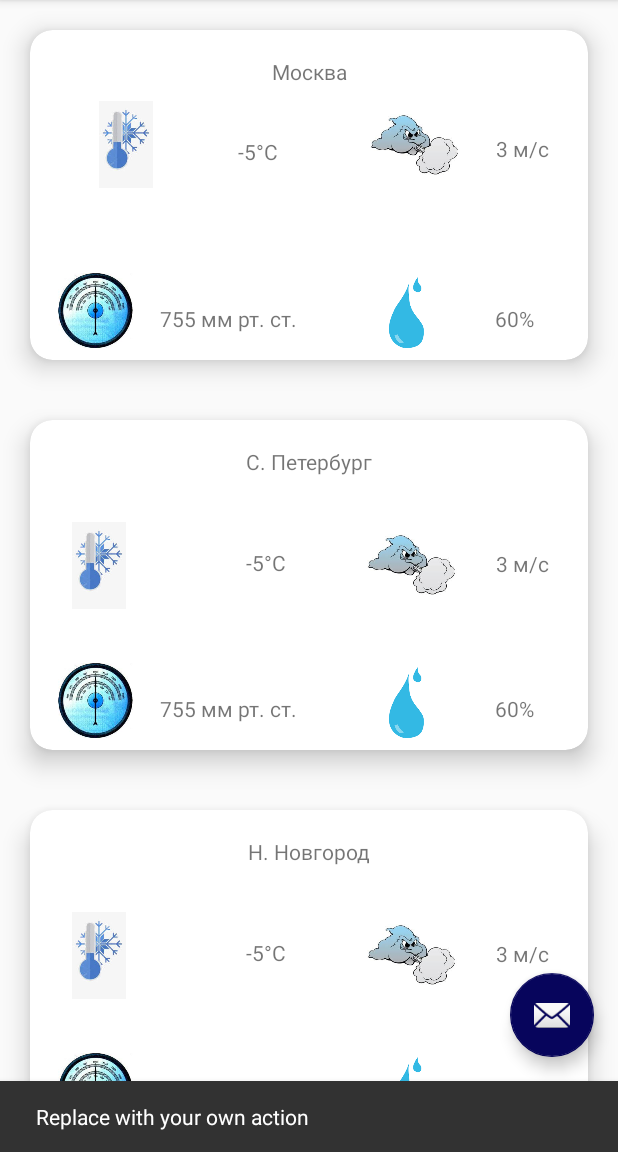
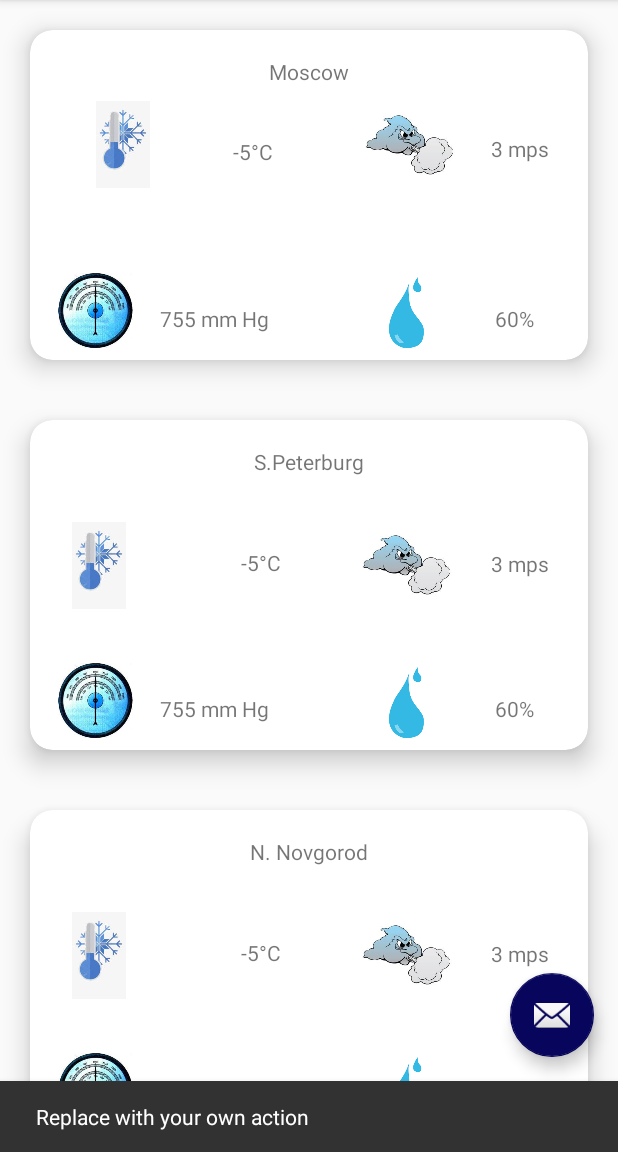
Before and after one commit to SerzhBelik/Android_lvl_2, an Android app: the screen it shows after launch (MainActivity), after a tap on an icon or button, on a phone screen of 412 x 824 dp, the part 84-1236 px from its top. Run offline under Robolectric (Android 15) with nearby library versions, the phone set to English and light mode, and no system bars.

Commit message:
ДЗ №1 добавлен русский язык

```diff
--- a/app/src/main/java/com/example/belikov/myapplication/MainActivity.java
+++ b/app/src/main/java/com/example/belikov/myapplication/MainActivity.java
@@ -1,5 +1,7 @@
 package com.example.belikov.myapplication;
 
+import android.content.Intent;
+import android.content.res.Configuration;
 import android.os.Bundle;
 import android.support.design.widget.FloatingActionButton;
 import android.support.design.widget.Snackbar;
@@ -14,8 +16,12 @@ import android.view.Menu;
 import android.view.MenuItem;
 import android.widget.Toast;
 
+import java.util.Locale;
+
 public class MainActivity extends AppCompatActivity
         implements NavigationView.OnNavigationItemSelectedListener {
+
+    private Locale locale;
 
     @Override
     protected void onCreate(Bundle savedInstanceState) {
@@ -76,7 +82,11 @@ public class MainActivity extends AppCompatActivity
 
         if (id == R.id.lang) {
             Toast.makeText(this, "lang", Toast.LENGTH_SHORT).show();
-            //FIXME
+            if (Locale.getDefault().getLanguage().equals("en")){
+                setLocale("ru");
+            } else setLocale("en");
+            startActivityForResult(new Intent(this, MainActivity.class), 0);
+
             return true;
         }
 
@@ -108,4 +118,12 @@ public class MainActivity extends AppCompatActivity
         Toast.makeText(this, "avatar", Toast.LENGTH_SHORT).show();
         //FIXME
     }
+
+    private void setLocale(String lang){
+        locale = new Locale(lang);
+        Locale.setDefault(locale);
+        Configuration configuration = new Configuration();
+        configuration.locale = locale;
+        getBaseContext().getResources().updateConfiguration(configuration, null);
+    }
 }
--- a/app/src/main/res/layout/content_main.xml
+++ b/app/src/main/res/layout/content_main.xml
@@ -44,7 +44,7 @@
                 android:layout_marginTop="8dp"
                 android:layout_marginBottom="8dp"
                 android:padding="10dp"
-                android:text="Москва"
+                android:text="@string/Moscow"
                 app:layout_constraintBottom_toTopOf="@+id/wind"
                 app:layout_constraintEnd_toEndOf="parent"
                 app:layout_constraintStart_toStartOf="parent"
@@ -93,7 +93,7 @@
                 android:layout_marginTop="59dp"
                 android:layout_marginEnd="16dp"
                 android:padding="10dp"
-                android:text="3 м/с"
+                android:text="@string/wind_val"
                 app:layout_constraintEnd_toEndOf="parent"
                 app:layout_constraintTop_toTopOf="parent" />
 
@@ -116,7 +116,7 @@
                 android:layout_marginStart="5dp"
                 android:layout_marginBottom="8dp"
                 android:padding="10dp"
-                android:text="755 мм рт. ст."
+                android:text="@string/humid_val"
                 app:layout_constraintBottom_toBottomOf="parent"
                 app:layout_constraintStart_toEndOf="@+id/press" />
 
@@ -170,7 +170,7 @@
                 android:layout_marginTop="8dp"
                 android:layout_marginBottom="8dp"
                 android:padding="10dp"
-                android:text="С. Петербург"
+                android:text="@string/Peterburg"
                 app:layout_constraintBottom_toTopOf="@+id/wind"
                 app:layout_constraintEnd_toEndOf="parent"
                 app:layout_constraintHorizontal_bias="0.501"
@@ -223,7 +223,7 @@
                 android:layout_marginTop="76dp"
                 android:layout_marginEnd="16dp"
                 android:padding="10dp"
-                android:text="3 м/с"
+                android:text="@string/wind_val"
                 app:layout_constraintEnd_toEndOf="parent"
                 app:layout_constraintTop_toTopOf="parent" />
 
@@ -246,7 +246,7 @@
                 android:layout_marginStart="5dp"
                 android:layout_marginBottom="8dp"
                 android:padding="10dp"
-                android:text="755 мм рт. ст."
+                android:text="@string/humid_val"
                 app:layout_constraintBottom_toBottomOf="parent"
                 app:layout_constraintStart_toEndOf="@+id/press" />
 
@@ -303,7 +303,7 @@
                 android:layout_marginTop="8dp"
                 android:layout_marginBottom="8dp"
                 android:padding="10dp"
-                android:text="Н. Новгород"
+                android:text="@string/NNovgorod"
                 app:layout_constraintBottom_toTopOf="@+id/wind"
                 app:layout_constraintEnd_toEndOf="parent"
                 app:layout_constraintHorizontal_bias="0.501"
@@ -356,7 +356,7 @@
                 android:layout_marginTop="76dp"
                 android:layout_marginEnd="16dp"
                 android:padding="10dp"
-                android:text="3 м/с"
+                android:text="@string/wind_val"
                 app:layout_constraintEnd_toEndOf="parent"
                 app:layout_constraintTop_toTopOf="parent" />
 
@@ -379,7 +379,7 @@
                 android:layout_marginStart="5dp"
                 android:layout_marginBottom="8dp"
                 android:padding="10dp"
-                android:text="755 мм рт. ст."
+                android:text="@string/humid_val"
                 app:layout_constraintBottom_toBottomOf="parent"
                 app:layout_constraintStart_toEndOf="@+id/press" />
 
--- a/app/src/main/res/values/strings.xml
+++ b/app/src/main/res/values/strings.xml
@@ -6,13 +6,18 @@
     <string name="nav_header_subtitle">android.studio@android.com</string>
     <string name="nav_header_desc">Navigation header</string>
     <string name="action_settings">Settings</string>
-    <string name="find_city">find city</string>
-    <string name="lang">en/ru</string>
-    <string name="cels">celsius</string>
-    <string name="fahren">fahrenheit</string>
-    <string name="units">units of measurement</string>
-    <string name="abour_dev">about developers</string>
-    <string name="feedback">feedback</string>
+    <string name="find_city">Find city</string>
+    <string name="lang">En/Ru</string>
+    <string name="cels">Celsius</string>
+    <string name="fahren">Fahrenheit</string>
+    <string name="units">Units of measurement</string>
+    <string name="abour_dev">About developers</string>
+    <string name="feedback">Feedback</string>
+    <string name="Moscow">Moscow</string>
+    <string name="Peterburg">S.Peterburg</string>
+    <string name="NNovgorod">N. Novgorod</string>
+    <string name="wind_val">3 mps</string>
+    <string name="humid_val"> 755 mm Hg</string>
 
 
 </resources>
```
Also changed, not shown: 1 other file.
